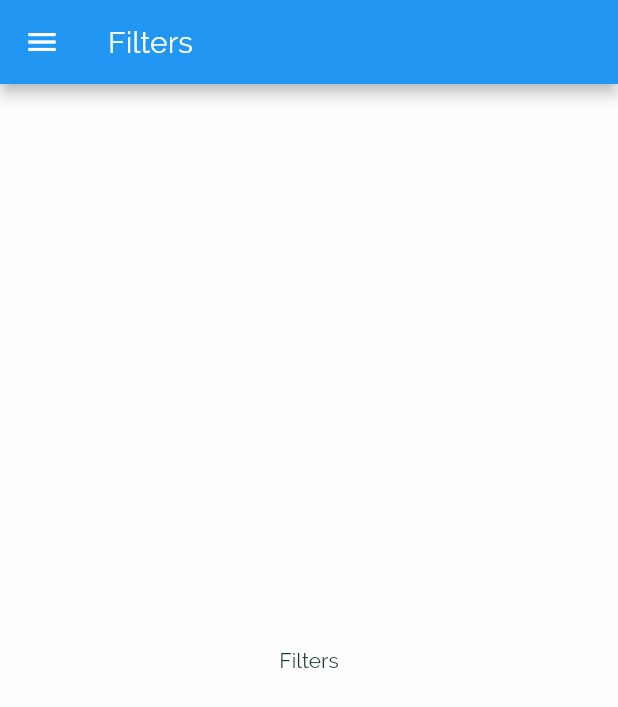
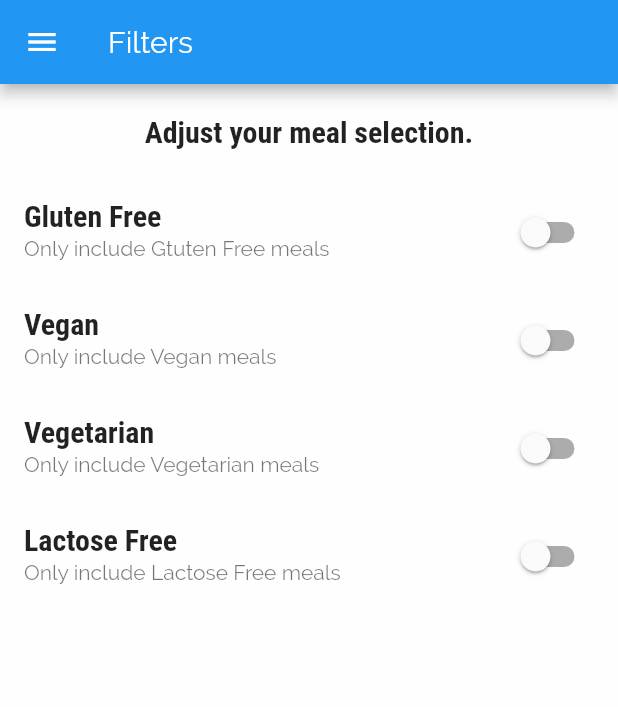
Before and after one commit to Hazix00/MealsApp, a Flutter app: the screen it shows after launch, in the side drawer, after a tap on "Filters", on a phone screen of 412 x 824 dp. Shown: the top 707 px of the screen. Run offline on Flutter 3.47's test engine with Material 2 defaults, Android fonts, the phone set to English and light mode, and no system bars.

Commit message:
added meals Filtering

```diff
--- a/lib/main.dart
+++ b/lib/main.dart
@@ -1,14 +1,45 @@
 import 'package:flutter/material.dart';
-import 'package:mealsapp/screens/filters/filters_screen.dart';
-import 'package:mealsapp/screens/main-tabs/main_tabs_screen.dart';
-import 'package:mealsapp/screens/meal_details/meal_details_screen.dart';
 
-import 'screens/category-meals/categories_meals_screen.dart';
+import './screens/filters/filters_screen.dart';
+import './screens/main-tabs/main_tabs_screen.dart';
+import './screens/meal_details/meal_details_screen.dart';
+import './shared/dummy_data.dart';
+import './models/meal.dart';
+import './screens/category-meals/categories_meals_screen.dart';
 
 void main() => runApp(const MyApp());
 
-class MyApp extends StatelessWidget {
+class MyApp extends StatefulWidget {
   const MyApp({Key? key}) : super(key: key);
+
+  @override
+  State<MyApp> createState() => _MyAppState();
+}
+
+class _MyAppState extends State<MyApp> {
+  Map<String, bool> _filters = {
+    'gluten': false,
+    'vegan': false,
+    'vegeterian': false,
+    'lactose': false,
+  };
+  List<Meal> _availableMeals = DUMMY_MEALS;
+  bool _getFilterValue(String key) {
+    return _filters.entries.firstWhere((e) => e.key == key).value;
+  }
+
+  void _setFilters(Map<String, bool> filterData) {
+    setState(() {
+      _filters = filterData;
+      _availableMeals = DUMMY_MEALS.where((meal) {
+        if (!meal.isGlutenFree && _getFilterValue('gluten')) return false;
+        if (!meal.isVegan && _getFilterValue('vegan')) return false;
+        if (!meal.isVegetarian && _getFilterValue('vegeterian')) return false;
+        if (!meal.isLactoseFree && _getFilterValue('lactose')) return false;
+        return true;
+      }).toList();
+    });
+  }
 
   @override
   Widget build(BuildContext context) {
@@ -43,8 +74,10 @@ class MyApp extends StatelessWidget {
       initialRoute: '/',
       routes: {
         '/': (context) => const MainTabsScreen(),
-        FiltersScreen.routeName: (context) => const FiltersScreen(),
-        CategoryMealsScreen.routeName: (context) => const CategoryMealsScreen(),
+        FiltersScreen.routeName: (context) =>
+            FiltersScreen(filterData: _filters, setFilters: _setFilters),
+        CategoryMealsScreen.routeName: (context) =>
+            CategoryMealsScreen(_availableMeals),
         MealDetailsScreen.routeName: (context) => const MealDetailsScreen()
       },
     );
--- a/lib/screens/category-meals/categories_meals_screen.dart
+++ b/lib/screens/category-meals/categories_meals_screen.dart
@@ -1,19 +1,20 @@
 import 'package:flutter/material.dart';
 
+import '../../models/meal.dart';
 import '../../models/category.dart';
-import '../../shared/dummy_data.dart';
 import 'meal_item.dart';
 
 class CategoryMealsScreen extends StatelessWidget {
   static const routeName = '/categoty-meals';
+  final List<Meal> availableMeals;
 
-  const CategoryMealsScreen({Key? key}) : super(key: key);
+  const CategoryMealsScreen(this.availableMeals, {Key? key}) : super(key: key);
 
   @override
   Widget build(BuildContext context) {
     final category = (ModalRoute.of(context)?.settings.arguments
         as Map<String, Category>)['category'];
-    final meals = DUMMY_MEALS.where((m) {
+    final meals = availableMeals.where((m) {
       return m.categories.contains(category?.id);
     }).toList();
     return Scaffold(
--- a/lib/screens/filters/filters_screen.dart
+++ b/lib/screens/filters/filters_screen.dart
@@ -1,9 +1,80 @@
 import 'package:flutter/material.dart';
 import '../../shared/main_drawer.dart';
 
-class FiltersScreen extends StatelessWidget {
-  const FiltersScreen({Key? key}) : super(key: key);
+class FiltersScreen extends StatefulWidget {
+  final void Function(Map<String, bool> filterData) setFilters;
+  final Map<String, bool> filterData;
+  const FiltersScreen(
+      {required this.filterData, required this.setFilters, Key? key})
+      : super(key: key);
   static const routeName = '/filters';
+
+  @override
+  State<FiltersScreen> createState() => _FiltersScreenState();
+}
+
+class _FiltersScreenState extends State<FiltersScreen> {
+  List<Filter> filters = [];
+
+  @override
+  void initState() {
+    super.initState();
+    filters = [
+      Filter(
+        name: 'gluten',
+        title: 'Gluten Free',
+        subTitle: 'Only include Gtuten Free meals',
+        checked: widget.filterData.entries
+            .firstWhere((f) => f.key == 'gluten')
+            .value,
+      ),
+      Filter(
+        name: 'vegan',
+        title: 'Vegan',
+        subTitle: 'Only include Vegan meals',
+        checked:
+            widget.filterData.entries.firstWhere((f) => f.key == 'vegan').value,
+      ),
+      Filter(
+        name: 'vegeterian',
+        title: 'Vegetarian',
+        subTitle: 'Only include Vegetarian meals',
+        checked: widget.filterData.entries
+            .firstWhere((f) => f.key == 'vegeterian')
+            .value,
+      ),
+      Filter(
+        name: 'lactose',
+        title: 'Lactose Free',
+        subTitle: 'Only include Lactose Free meals',
+        checked: widget.filterData.entries
+            .firstWhere((f) => f.key == 'lactose')
+            .value,
+      ),
+    ];
+  }
+
+  List<Widget> _switchBuilder() {
+    return filters.map((filter) {
+      return SwitchListTile(
+        value: filter.checked,
+        onChanged: (newValue) {
+          setState(() {
+            filter.checked = newValue;
+          });
+          print('===============');
+          filters.forEach((element) {
+            print('${element.title} \t: ${element.checked}');
+          });
+          widget.setFilters(
+            {for (var filter in filters) filter.name: filter.checked},
+          );
+        },
+        title: Text(filter.title),
+        subtitle: Text(filter.subTitle),
+      );
+    }).toList();
+  }
 
   @override
   Widget build(BuildContext context) {
@@ -12,9 +83,31 @@ class FiltersScreen extends StatelessWidget {
         title: const Text('Filters'),
       ),
       drawer: const MainDrawer(),
-      body: const Center(
-        child: Text('Filters'),
+      body: Column(
+        children: [
+          Container(
+            padding: const EdgeInsets.all(20),
+            child: Text(
+              'Adjust your meal selection.',
+              style: Theme.of(context).textTheme.subtitle1,
+            ),
+          ),
+          ..._switchBuilder(),
+        ],
       ),
     );
   }
 }
+
+class Filter {
+  final String name;
+  final String title;
+  final String subTitle;
+  bool checked;
+  Filter({
+    required this.checked,
+    required this.title,
+    required this.subTitle,
+    required this.name,
+  });
+}
```
